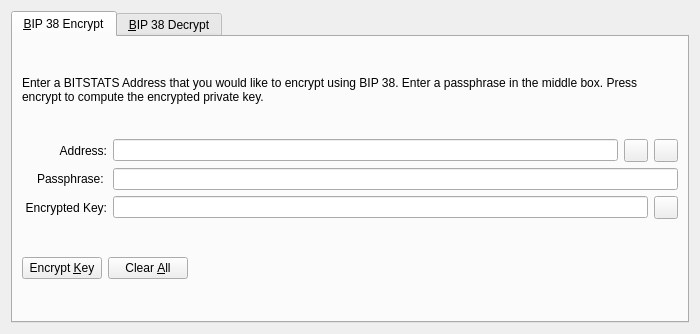
Before: the Qt Designer form src/qt/forms/bip38tooldialog.ui in c0de0x/blocs, drawn with Qt 5.
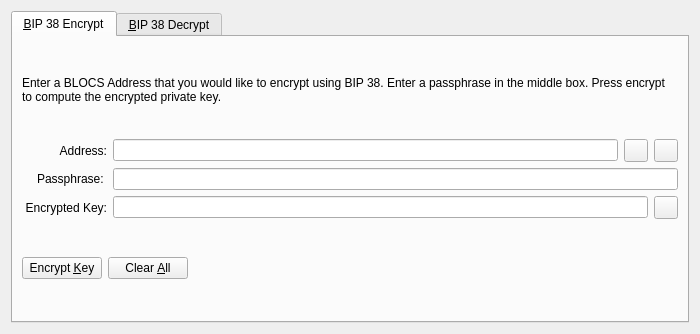
After: the same form once the commit is applied. The open tabs and pages were chosen to show the change. Icons and pictures are not drawn. Custom widgets are drawn as their Qt base class.

Commit message: Rebranding from bitstats to blocs and dns seed update

The edit to the form file:
```diff
--- a/src/qt/forms/bip38tooldialog.ui
+++ b/src/qt/forms/bip38tooldialog.ui
@@ -30,7 +30,7 @@
        <item>
         <widget class="QLabel" name="infoLabel_ENC">
          <property name="text">
-          <string>Enter a BITSTATS Address that you would like to encrypt using BIP 38. Enter a passphrase in the middle box. Press encrypt to compute the encrypted private key.</string>
+          <string>Enter a BLOCS Address that you would like to encrypt using BIP 38. Enter a passphrase in the middle box. Press encrypt to compute the encrypted private key.</string>
          </property>
          <property name="textFormat">
           <enum>Qt::PlainText</enum>
```
Left out of the diff: 22 changed lines with no effect on the pictures. The commit also changes 352 other files.
